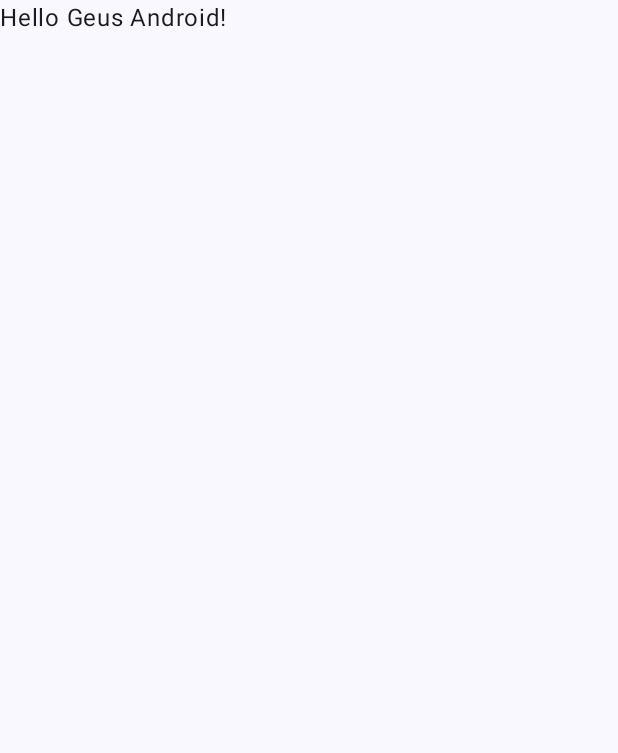
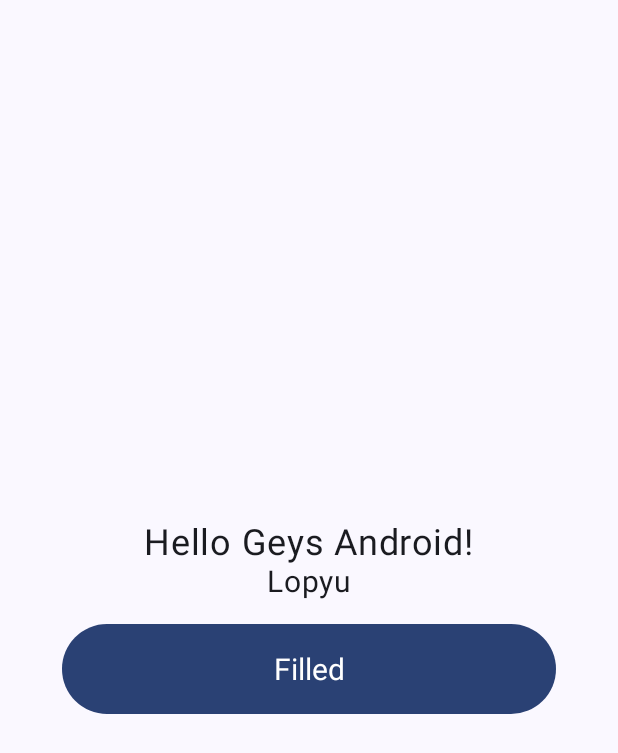
Before and after one commit to Ranggahakim/RisetUntukTunantera, an Android app built with Jetpack Compose: the screen it shows after launch (MainActivity), on a phone screen of 412 x 824 dp. Before the commit the part shown is almost empty. Shown: the top 753 px of the screen. Run offline under Robolectric (Android 15) with nearby library versions, the phone set to English and light mode, and no system bars.

Commit message:
Button testing

```diff
--- a/app/src/main/java/com/example/risetuntuktunantera/MainActivity.kt
+++ b/app/src/main/java/com/example/risetuntuktunantera/MainActivity.kt
@@ -1,28 +1,32 @@
 package com.example.risetuntuktunantera
 
 import android.os.Bundle
+import android.util.Log
 import androidx.activity.ComponentActivity
 import androidx.activity.compose.setContent
-import androidx.activity.enableEdgeToEdge
-import androidx.compose.foundation.layout.fillMaxSize
-import androidx.compose.foundation.layout.padding
+import androidx.compose.foundation.layout.*
+import androidx.compose.material3.Button
 import androidx.compose.material3.Scaffold
 import androidx.compose.material3.Text
 import androidx.compose.runtime.Composable
+import androidx.compose.ui.Alignment
 import androidx.compose.ui.Modifier
+import androidx.compose.ui.text.TextStyle
 import androidx.compose.ui.tooling.preview.Preview
+import androidx.compose.ui.unit.dp
+import androidx.compose.ui.unit.sp
 import com.example.risetuntuktunantera.ui.theme.RisetUntukTunanteraTheme
 
 class MainActivity : ComponentActivity() {
     override fun onCreate(savedInstanceState: Bundle?) {
         super.onCreate(savedInstanceState)
-        enableEdgeToEdge()
         setContent {
             RisetUntukTunanteraTheme {
                 Scaffold(modifier = Modifier.fillMaxSize()) { innerPadding ->
+                    // Contoh panggilan komponen Greeting
                     Greeting(
                         name = "Android",
-                        modifier = Modifier.padding(innerPadding)
+                        onClick = ::printHello
                     )
                 }
             }
@@ -31,17 +35,38 @@ class MainActivity : ComponentActivity() {
 }
 
 @Composable
-fun Greeting(name: String, modifier: Modifier = Modifier) {
-    Text(
-        text = "Hello Geus $name!",
-        modifier = modifier
-    )
+fun Greeting(name: String, onClick: () -> Unit) {
+    Box(
+        modifier = Modifier.fillMaxSize(),
+        contentAlignment = Alignment.Center // Memperbaiki typo di sini
+    ) {
+        Column(
+            horizontalAlignment = Alignment.CenterHorizontally,
+            verticalArrangement = Arrangement.Center
+        ) {
+            Text("Hello Geys $name!", fontSize = 24.sp)
+            Text("Lopyu", fontSize = 20.sp)
+            Button(
+                onClick = onClick,
+                modifier = Modifier
+                    .padding(top = 16.dp)
+                    .height(60.dp)
+                    .fillMaxWidth(0.8f) // Mengatur lebar tombol
+            ) {
+                Text("Filled", style = TextStyle(fontSize = 20.sp))
+            }
+        }
+    }
+}
+
+fun printHello() {
+    Log.d("MyTag", "halo")
 }
 
 @Preview(showBackground = true)
 @Composable
 fun GreetingPreview() {
     RisetUntukTunanteraTheme {
-        Greeting("Android")
+        Greeting("Android", onClick = ::printHello)
     }
 }
```
